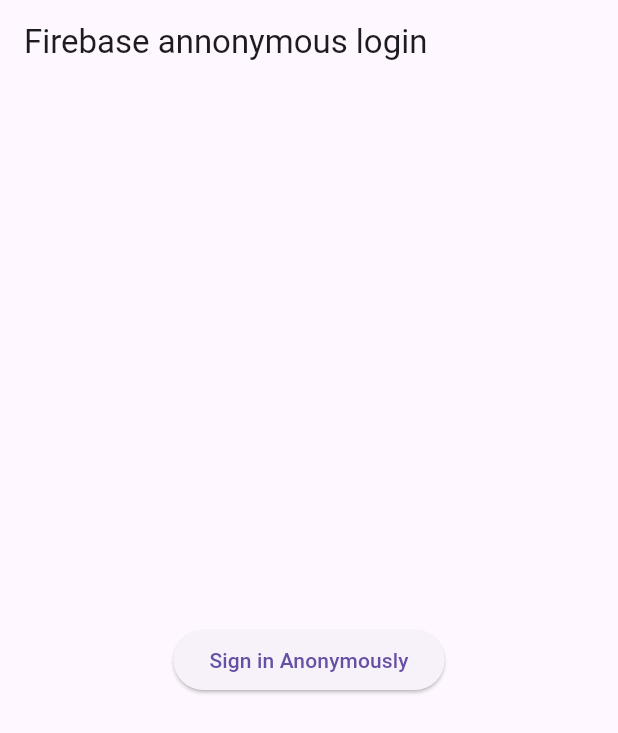
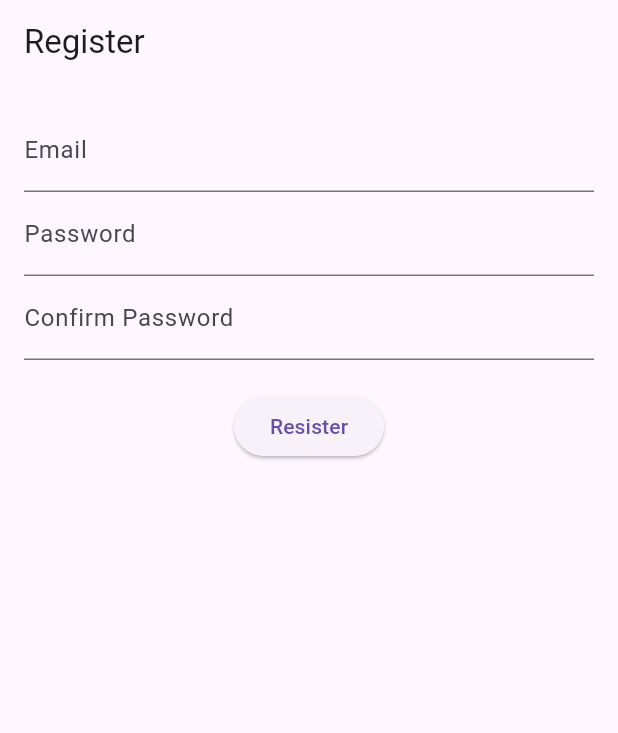
Before and after one commit to DilukshanA/flutter_firebase_auth, a Flutter app: the screen it shows after launch, on a phone screen of 412 x 824 dp. Shown: the top 733 px of the screen. Run offline on Flutter 3.47's test engine with Material 3 defaults, Android fonts, the phone set to English and light mode, and no system bars; our stand-ins replace firebase_auth, firebase_core; accounts and stored records are empty.

Commit message:
create register page

```diff
--- /dev/null
+++ b/lib/pages/auth/register.dart
@@ -0,0 +1,93 @@
+import 'package:flutter/material.dart';
+
+class RegisterPage extends StatefulWidget {
+  const RegisterPage({super.key});
+
+  @override
+  State<RegisterPage> createState() => _RegisterPageState();
+}
+
+class _RegisterPageState extends State<RegisterPage> {
+
+  final TextEditingController _emailController = TextEditingController();
+  final TextEditingController _passwordController = TextEditingController();
+  final TextEditingController _confirmPasswordController = TextEditingController();
+  final _formkey = GlobalKey<FormState>();
+
+  @override
+  Widget build(BuildContext context) {
+    return Scaffold(
+      appBar: AppBar(
+        title: const Text("Register"),
+      ),
+      body: Padding(
+        padding: const EdgeInsets.all(16),
+        child: Form(
+          key: _formkey,
+          child: Column(
+            children: [
+              // create a text field for email
+              TextFormField(
+                controller: _emailController,
+                keyboardType: TextInputType.emailAddress,
+                decoration: const InputDecoration(
+                  labelText: "Email"
+                ),
+                validator: (value){
+                  if(value == null || value.isEmpty){
+                    return "Please enter an email";
+                  } else if(!RegExp(r'^[^@]+@[^@]+\.[^@]+').hasMatch(value)){
+                    return "Please enter a valid email";
+                  }
+                  return null;
+                },
+              ),
+
+              // create a text field for password
+              TextFormField(
+                controller: _passwordController,
+                obscureText: true,
+                decoration: const InputDecoration(
+                  labelText: "Password"
+                ),
+                validator: (value) {
+                  if(value == null || value.isEmpty){
+                    return "Please enter a password";
+                  } else if(value.length < 6){
+                    return "Password must be at least 6 characters long";
+                  }
+                  return null;
+                },
+              ),
+
+              // create a text field for confirm password
+              TextFormField(
+                controller: _passwordController,
+                obscureText: true,
+                decoration: const InputDecoration(
+                  labelText: "Confirm Password"
+                ),
+                validator: (value) {
+                  if(value == null || value.isEmpty){
+                    return "Please confirm your password";
+                  } else if(value != _passwordController.text){
+                    return "Password do not match";
+                  }
+                  return null;
+                },
+              ),
+
+              const SizedBox(height: 20),
+
+              // create register button
+              ElevatedButton(
+                onPressed: () {},
+                child: const Text("Resister"),
+              ),
+            ],
+          )
+        ),
+      ),
+    );
+  }
+}
--- a/lib/pages/home_page.dart
+++ b/lib/pages/home_page.dart
@@ -1,5 +1,6 @@
 import 'package:flutter/material.dart';
 import 'package:flutter_firebase_auth/pages/auth/anonymous.dart';
+import 'package:flutter_firebase_auth/pages/auth/register.dart';
 
 class HomePage extends StatelessWidget {
   const HomePage({super.key});
@@ -7,7 +8,7 @@ class HomePage extends StatelessWidget {
   @override
   Widget build(BuildContext context) {
     return const Scaffold(
-      body: AnonymousLoginPage(),
+      body: RegisterPage(),
     );
   }
 }
```
Also changed, not shown: lib/pages/auth/login.dart (added).
